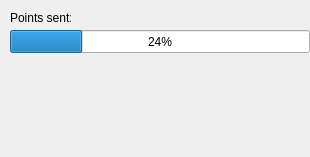
Bogachevx/Artist, file drawprocess.ui: the form before one commit.
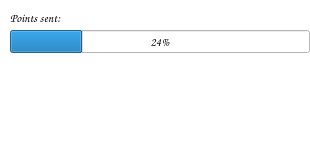
The form after the commit. Icons and pictures are not drawn.

The edit to the form file:
```diff
--- a/drawprocess.ui
+++ b/drawprocess.ui
@@ -16,6 +16,9 @@
   <property name="windowTitle">
    <string>Sending...</string>
   </property>
+  <property name="styleSheet">
+   <string notr="true">background-color: rgb(255, 255, 255);</string>
+  </property>
   <widget class="QProgressBar" name="sendingProgress">
    <property name="geometry">
     <rect>
@@ -25,6 +28,11 @@
      <height>23</height>
     </rect>
    </property>
+   <property name="font">
+    <font>
+     <family>Comic Sans MS</family>
+    </font>
+   </property>
    <property name="value">
     <number>24</number>
    </property>
@@ -38,6 +46,11 @@
      <height>16</height>
     </rect>
    </property>
+   <property name="font">
+    <font>
+     <family>Comic Sans MS</family>
+    </font>
+   </property>
    <property name="text">
     <string>Points sent:</string>
    </property>
```
Left out of the diff: 5 changed lines with no effect on the pictures.
